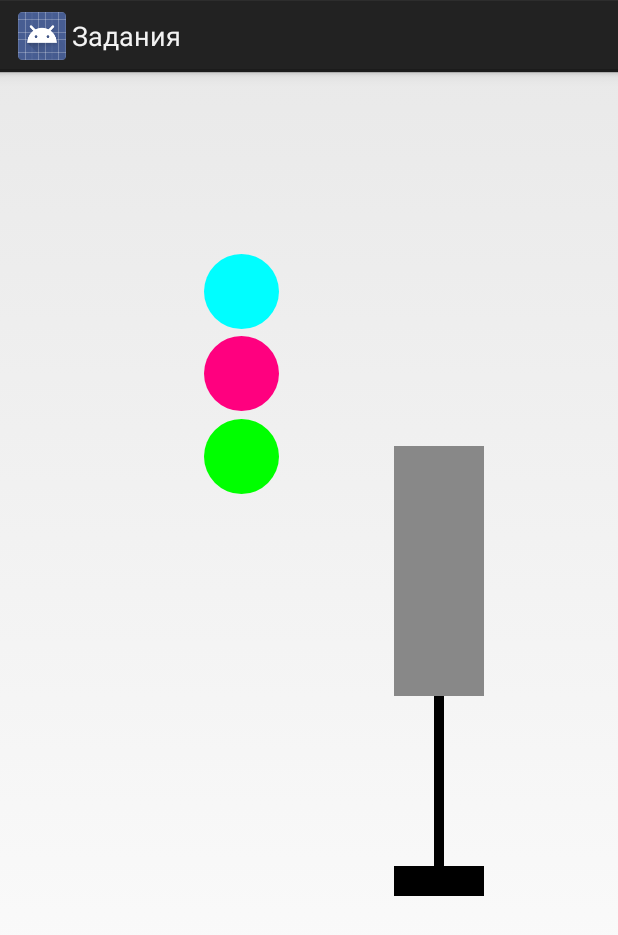
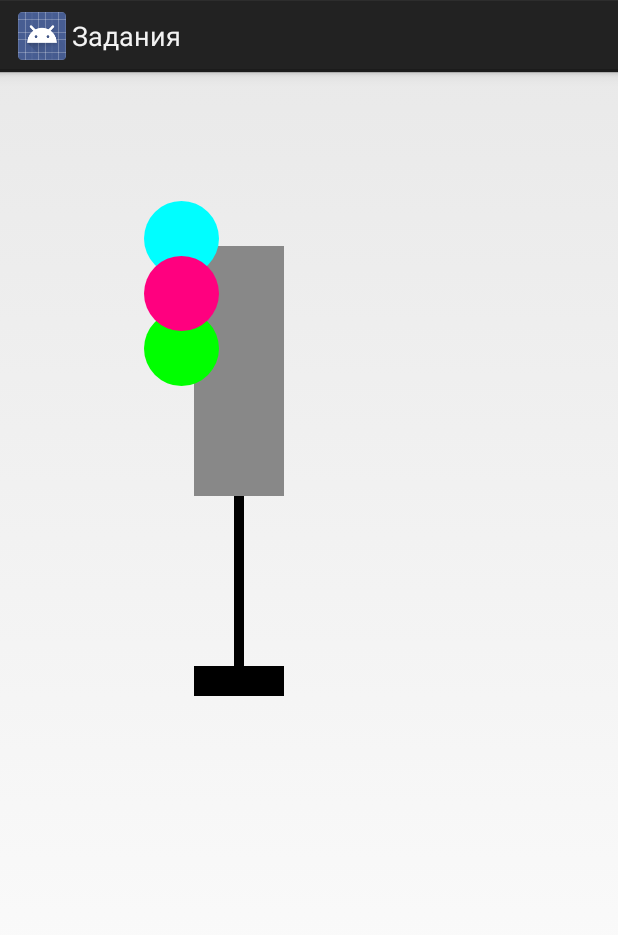
Before and after one commit to Medwed1993/FourJobs, an Android app: the TrLightActivity screen opened directly, with no data from a screen before it, on a phone screen of 412 x 824 dp. Shown: the top 935 px of the screen. Run offline under Robolectric (Android 15) with nearby library versions, the phone set to English and light mode, and no system bars.

Commit message:
Подгонка по экрану.

```diff
--- a/app/src/main/java/app/ua/cert/medwed/view/TrLightView.java
+++ b/app/src/main/java/app/ua/cert/medwed/view/TrLightView.java
@@ -25,8 +25,8 @@ public class TrLightView extends View {
 
 	//��������� ���������
 	public void drawShape(AttributeSet ast) {
-		int x = 400;
-		int y = 600;
+		int x = 200;
+		int y = 400;
 
 		osn_midle = new ShapeDrawable(new RectShape());
 		osn_midle.getPaint().setColor(Color.BLACK);
--- a/app/src/main/res/layout/activity_trlight.xml
+++ b/app/src/main/res/layout/activity_trlight.xml
@@ -25,24 +25,24 @@
     android:id="@+id/bv1"
     android:layout_width="50dp"
     android:layout_height="50dp"
-    android:layout_marginLeft="120dp"
-    android:layout_marginTop="105dp"
+    android:layout_marginLeft="120px"
+    android:layout_marginTop="105px"
     android:background="@drawable/ball1" />
 
 <View
     android:id="@+id/bv2"
     android:layout_width="50dp"
     android:layout_height="50dp"
-    android:layout_marginLeft="120dp"
-    android:layout_marginTop="215dp"
+    android:layout_marginLeft="120px"
+    android:layout_marginTop="215px"
     android:background="@drawable/ball2" />
 
 <View
     android:id="@+id/bv3"
     android:layout_width="50dp"
     android:layout_height="50dp"
-    android:layout_marginLeft="120dp"
-    android:layout_marginTop="160dp"
+    android:layout_marginLeft="120px"
+    android:layout_marginTop="160px"
     android:background="@drawable/ball3" />
 
 </RelativeLayout>
```
Also changed, not shown: app/src/main/java/app/ua/cert/medwed/fourjobs/CubeActivity.java (+7 -4 lines), app/src/main/java/app/ua/cert/medwed/view/CubeView.java (+19 -4 lines), 1 other file.
